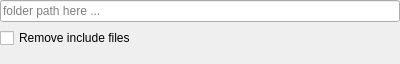
First picture: the form in src/plugins/removedirectory/removedirectorywidget.ui, repository karakirimu/AutoBatchTools, before the edit.
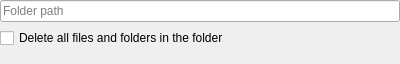
Second picture: the form after the edit.

Commit message: [Delete] Unused functions

What changed in the file:
```diff
--- a/src/plugins/removedirectory/removedirectorywidget.ui
+++ b/src/plugins/removedirectory/removedirectorywidget.ui
@@ -29,14 +29,14 @@
    <item>
     <widget class="QLineEdit" name="rmpathLineEdit">
      <property name="placeholderText">
-      <string>folder path here ...</string>
+      <string>Folder path</string>
      </property>
     </widget>
    </item>
    <item>
     <widget class="QCheckBox" name="fileRemoveCheckBox">
      <property name="text">
-      <string>Remove include files</string>
+      <string>Delete all files and folders in the folder</string>
      </property>
     </widget>
    </item>
```
Left out of the diff: 4 changed lines with no effect on the pictures. The commit also changes 27 other files.
